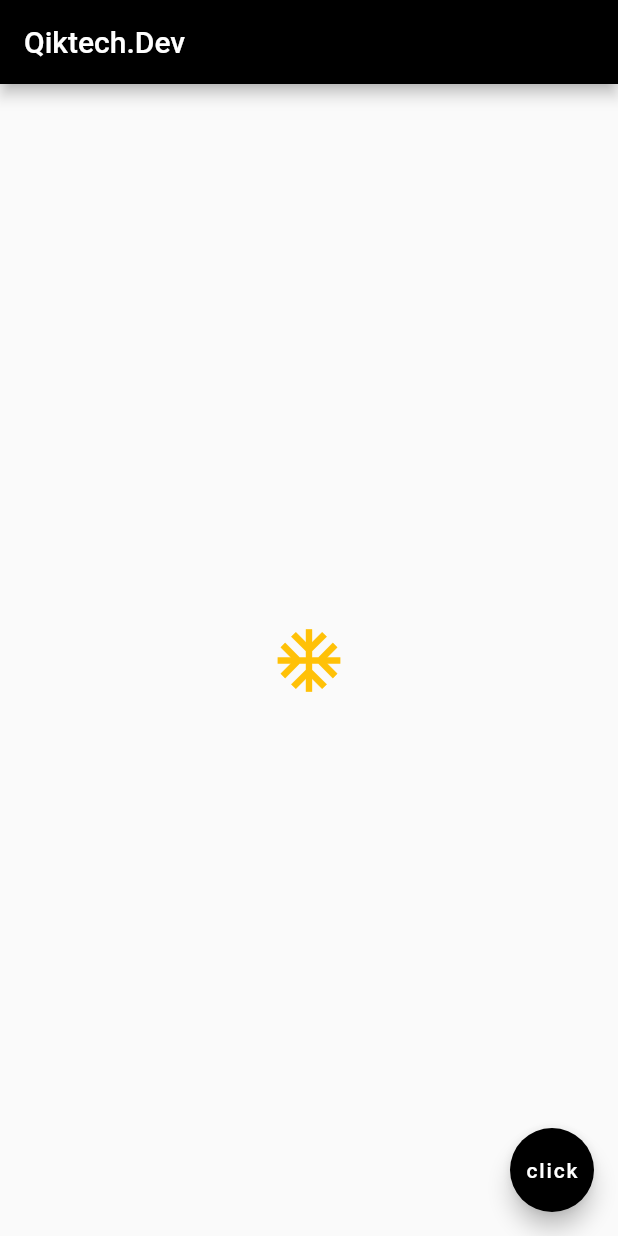
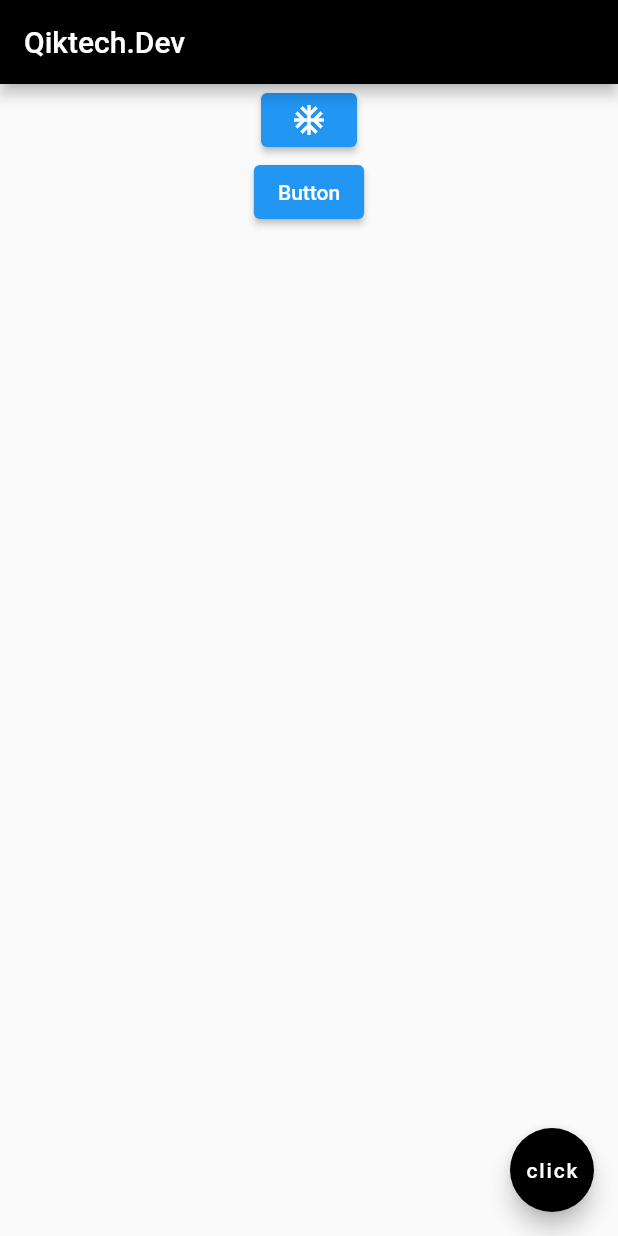
Before and after one commit to QikTech/flutter_exercise, a Flutter app: the screen it shows after launch, on a phone screen of 412 x 824 dp. Run offline on Flutter 3.47's test engine with Material 2 defaults, Android fonts, the phone set to English and light mode, and no system bars; our stand-ins replace google_fonts.

Commit message:
Elevated Button ICON + TEXT Button

```diff
--- a/lib/main.dart
+++ b/lib/main.dart
@@ -15,11 +15,10 @@ class MyApp extends StatelessWidget {
           backgroundColor: Colors.black,
         ),
         body: Center(
-          child: Icon(
-            Icons.ac_unit,
-            color: Colors.amber,
-            size: 50,
-          ),
+          child: Column(children: [
+            ElevatedButton(onPressed: (){},child: Icon(Icons.ac_unit),),
+            ElevatedButton(onPressed: (){},child: Text('Button'),),
+          ],)
         ),
         floatingActionButton: FloatingActionButton(
           onPressed: null,
```
